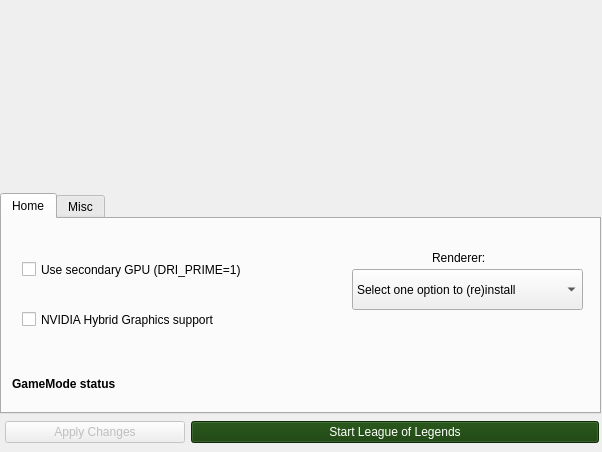
polkaulfield/lol-for-linux-installer, file src/python_src/ui/installer.ui: the form before one commit.
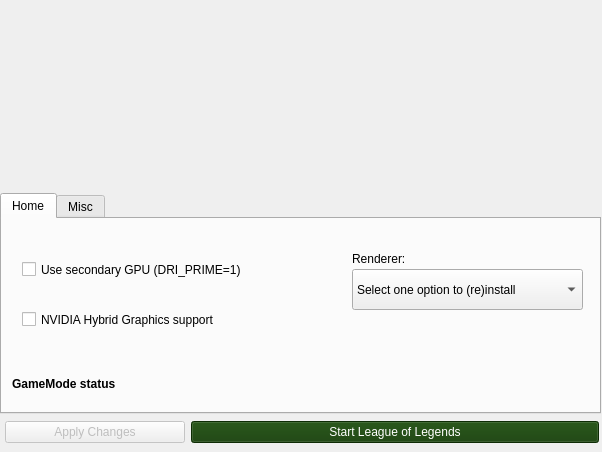
The form after the commit. The open tabs and pages were chosen to show the change. Icons and pictures are not drawn.

Patch:
```diff
--- a/src/python_src/ui/installer.ui
+++ b/src/python_src/ui/installer.ui
@@ -892,10 +892,10 @@
                 <widget class="QLabel" name="labelrenderer">
                  <property name="geometry">
                   <rect>
-                   <x>430</x>
+                   <x>350</x>
                    <y>30</y>
-                   <width>61</width>
-                   <height>18</height>
+                   <width>211</width>
+                   <height>20</height>
                   </rect>
                  </property>
                  <property name="text">
@@ -933,7 +933,7 @@
                   <rect>
                    <x>10</x>
                    <y>150</y>
-                   <width>561</width>
+                   <width>421</width>
                    <height>31</height>
                   </rect>
                  </property>
```
Left out of the diff: 6 changed lines with no effect on the pictures.
